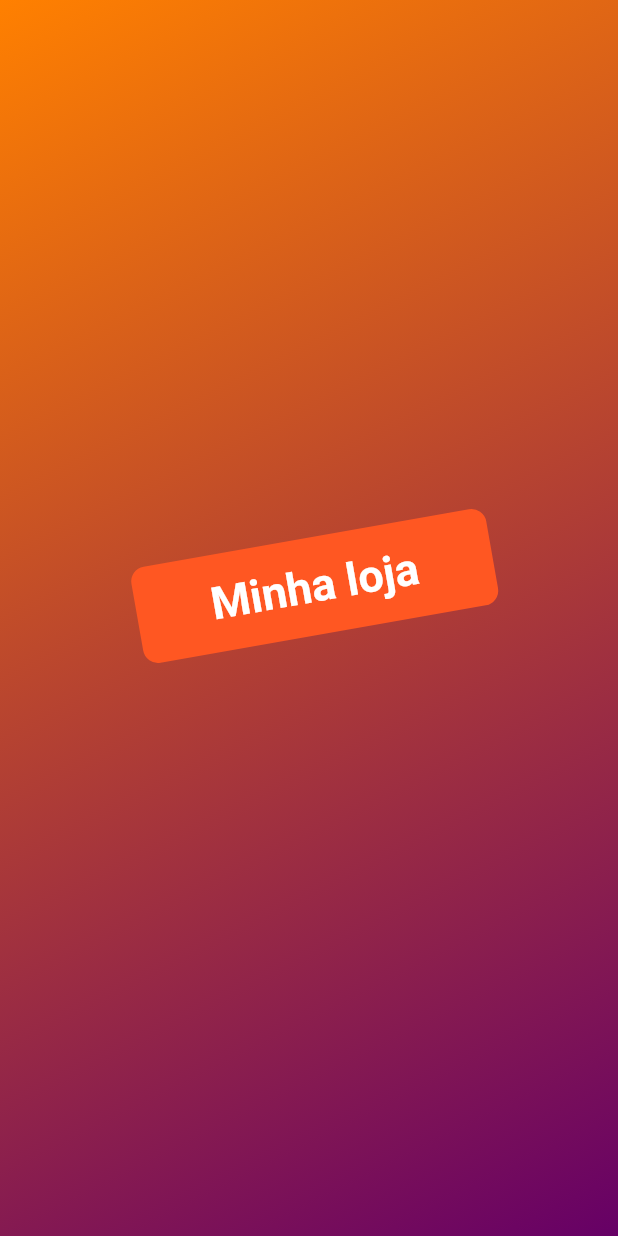
After one commit to LennondeBem/ProjetoShop_Flutter, a Flutter app: the screen it shows after launch, on a phone screen of 412 x 824 dp. The commit adds this screen. Run offline on Flutter 3.47's test engine with Material 2 defaults, Android fonts, the phone set to English and light mode, and no system bars; our stand-ins replace photo_view; missing offline and left inert: dart:ffi.

Commit message:
Iniciando tela de autenticação

```diff
--- a/lib/main.dart
+++ b/lib/main.dart
@@ -1,6 +1,7 @@
 import 'package:flutter/material.dart';
 import 'package:shop/models/orders_item.dart';
 import 'package:shop/models/product_list.dart';
+import 'package:shop/views/auth_page.dart';
 import 'package:shop/views/cart_page.dart';
 import 'package:shop/views/orders_page.dart';
 import 'package:shop/views/product_form_page.dart';
@@ -37,6 +38,7 @@ class MyApp extends StatelessWidget {
       visualDensity: VisualDensity.adaptivePlatformDensity,
           ),
           routes: {
+          AppRoutes.AUTH : (ctx) => AuthPage(),
           AppRoutes.HOME : (ctx) => ProductOverviewPage(),
           AppRoutes.PRODUCT_DETAIL : (ctx) => ProductDetail(),
           AppRoutes.CART : (ctx) => CartPage(),
--- a/lib/models/product_list.dart
+++ b/lib/models/product_list.dart
@@ -82,7 +82,7 @@ class ProductList with ChangeNotifier{
 
   }
 
-  Future<void> updateProduct(Product product)async{
+  Future<void> updateProduct(Product product) async {
     int index = _items.indexWhere((element) => element.id == product.id);
 
     if(index >= 0){
--- a/lib/utils/app_routes.dart
+++ b/lib/utils/app_routes.dart
@@ -1,6 +1,6 @@
 class AppRoutes {
-
-static const HOME = '/';
+static const AUTH = '/';
+static const HOME = '/HOME';
 static const PRODUCT_DETAIL = '/product_detail';
 static const CART = '/cart';
 static const ORDERS = '/orders';
--- /dev/null
+++ b/lib/views/auth_page.dart
@@ -0,0 +1,48 @@
+import 'package:flutter/material.dart';
+import 'dart:math';
+
+class AuthPage extends StatelessWidget {
+  @override
+  Widget build(BuildContext context) {
+    return Scaffold(
+      body: Stack(
+        children: [
+          Container(
+            decoration: BoxDecoration(
+                gradient: LinearGradient(
+                    begin: Alignment.topLeft,
+                    end: Alignment.bottomRight,
+                    colors: [
+                  Color.fromRGBO(255, 128, 0, 10),
+                  Color.fromRGBO(102, 0, 102, 10),
+                ])),
+          ),
+          Container(
+            width: double.infinity,
+            child: Column(
+              mainAxisAlignment: MainAxisAlignment.center,
+              crossAxisAlignment: CrossAxisAlignment.center,
+              children: [
+                Container(
+                 transform: Matrix4.rotationZ(-10 * pi /180 ),
+                    decoration: BoxDecoration(
+                        borderRadius: BorderRadius.circular(10),
+                        color: Colors.deepOrange),
+                    child: Padding(
+                      padding: const EdgeInsets.symmetric(horizontal: 50, vertical: 15),
+                      child: Text(
+                        'Minha loja',
+                        style: TextStyle(color: Colors.white,
+                        fontSize: 30,
+                        fontWeight: FontWeight.bold
+                        ),
+                      ),
+                    ))
+              ],
+            ),
+          ),
+        ],
+      ),
+    );
+  }
+}
--- a/lib/widgets/order_widget.dart
+++ b/lib/widgets/order_widget.dart
@@ -16,6 +16,7 @@ class OrderWidget extends StatefulWidget {
 
 class _OrderWidgetState extends State<OrderWidget> {
   bool _expanded = false;
+
   @override
   Widget build(BuildContext context) {
 
```
Also changed, not shown: lib/models/orders_item.dart (+53 -18 lines), lib/views/cart_page.dart (+18 -7 lines), lib/views/orders_page.dart (+28 -5 lines).
